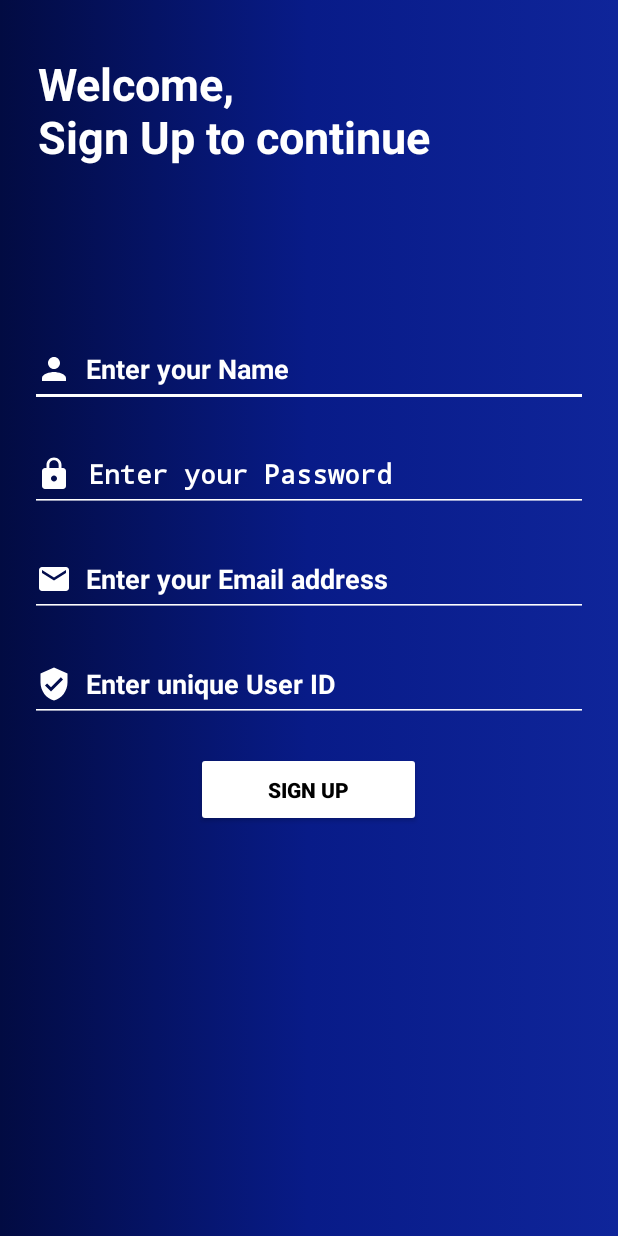
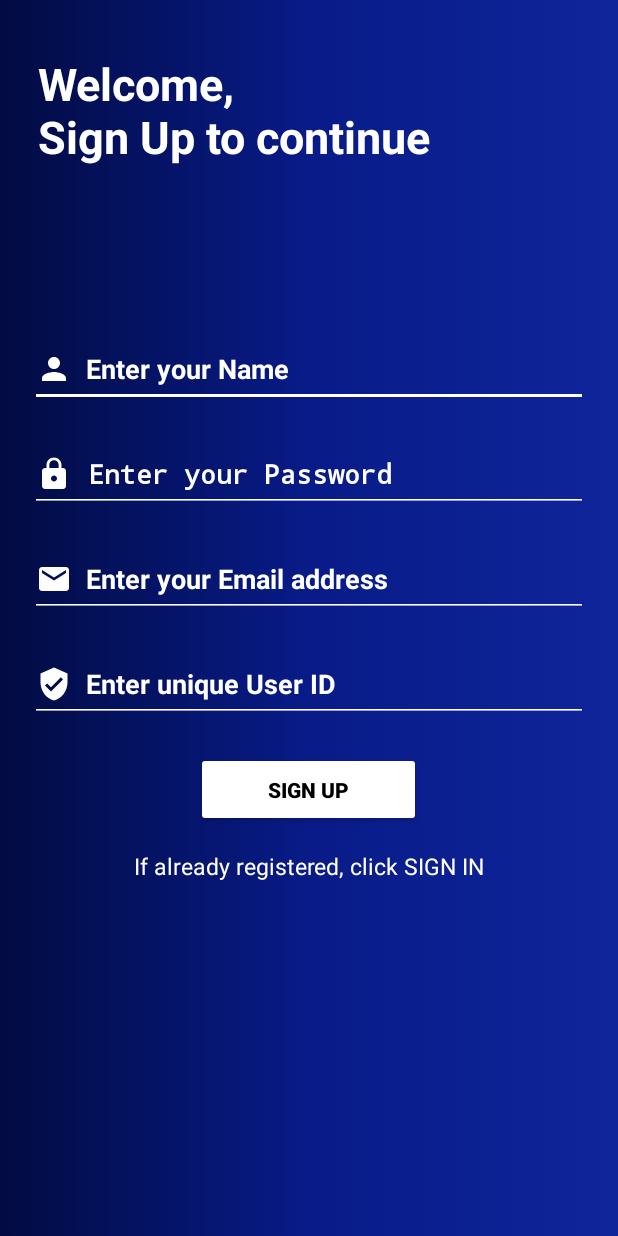
Before and after one commit to arunabha-mandal-1/app-dev-30-days, an Android app built with Jetpack Compose: the screen it shows after launch (MainActivity), after a tap on "SIGN UP", on a phone screen of 412 x 824 dp. Run offline under Robolectric (Android 15) with nearby library versions, the phone set to English and light mode, and no system bars; our stand-ins replace Firebase (no records; nobody signed in at launch, a user with empty details on screens opened directly).

```diff
--- a/Database/app/build.gradle
+++ b/Database/app/build.gradle
@@ -11,7 +11,7 @@ android {
     defaultConfig {
         applicationId "com.example.database"
         minSdk 21
-        targetSdk 34
+        targetSdk 33
         versionCode 1
         versionName "1.0"
 
@@ -62,6 +62,8 @@ dependencies {
     implementation 'com.google.firebase:firebase-database:20.2.2'
     implementation 'androidx.core:core-ktx:+'
     implementation 'com.google.firebase:firebase-database-ktx:20.2.2'
+    implementation 'androidx.appcompat:appcompat:1.6.1'
+    implementation 'androidx.constraintlayout:constraintlayout:2.1.4'
     testImplementation 'junit:junit:4.13.2'
     androidTestImplementation 'androidx.test.ext:junit:1.1.5'
     androidTestImplementation 'androidx.test.espresso:espresso-core:3.5.1'
--- a/Database/app/src/main/java/com/example/database/MainActivity.kt
+++ b/Database/app/src/main/java/com/example/database/MainActivity.kt
@@ -1,9 +1,11 @@
 package com.example.database
 
+import android.content.Intent
 import android.os.Bundle
 import android.util.Log
 import android.widget.Button
 import android.widget.EditText
+import android.widget.TextView
 import android.widget.Toast
 import androidx.activity.ComponentActivity
 import com.google.firebase.database.DatabaseReference
@@ -30,10 +32,10 @@ class MainActivity : ComponentActivity() {
             val user = User(etName, etEmail, password, uniqueId)
             database = FirebaseDatabase.getInstance().getReference("Users")
             database.child(uniqueId).setValue(user).addOnSuccessListener {
-                name.text.clear()
-                email.text.clear()
-                userId.text.clear()
-                userPassword.text.clear()
+                name.text?.clear()
+                email.text?.clear()
+                userId.text?.clear()
+                userPassword.text?.clear()
                 Toast.makeText(this, "User Registered", Toast.LENGTH_SHORT).show()
                 Log.i("Firebase", "$uniqueId added")
             }.addOnFailureListener {
@@ -41,5 +43,10 @@ class MainActivity : ComponentActivity() {
                 Log.i("Firebase", "Failed to add $uniqueId")
             }
         }
+        val signInText = findViewById<TextView>(R.id.tvSignIn)
+        signInText.setOnClickListener{
+            val intentSignIn = Intent(this, SignInActivity::class.java)
+            startActivity(intentSignIn)
+        }
     }
 }
--- a/Database/app/src/main/res/layout/activity_main.xml
+++ b/Database/app/src/main/res/layout/activity_main.xml
@@ -1,10 +1,12 @@
 <?xml version="1.0" encoding="utf-8"?>
 <LinearLayout xmlns:android="http://schemas.android.com/apk/res/android"
     xmlns:app="http://schemas.android.com/apk/res-auto"
+    xmlns:tools="http://schemas.android.com/tools"
     android:layout_width="match_parent"
     android:layout_height="match_parent"
     android:background="@drawable/signup_background"
-    android:orientation="vertical">
+    android:orientation="vertical"
+    tools:context=".SignInActivity">
 
     <TextView
         android:id="@+id/textView"
@@ -25,13 +27,13 @@
         android:layout_marginHorizontal="20dp"
         android:layout_marginVertical="10dp"
         android:backgroundTint="@color/white"
+        android:drawableStart="@drawable/baseline_person_24"
         android:ems="10"
         android:hint="  Enter your Name"
         android:inputType="text"
         android:textColor="@color/white"
         android:textColorHint="@color/white"
-        android:textStyle="bold"
-        android:drawableStart="@drawable/baseline_person_24"/>
+        android:textStyle="bold" />
 
     <EditText
         android:id="@+id/etPassword"
@@ -40,13 +42,13 @@
         android:layout_marginHorizontal="20dp"
         android:layout_marginVertical="10dp"
         android:backgroundTint="@color/white"
+        android:drawableStart="@drawable/baseline_lock_24"
         android:ems="10"
         android:hint=" Enter your Password"
         android:inputType="textPassword"
         android:textColor="@color/white"
         android:textColorHint="@color/white"
-        android:textStyle="bold"
-        android:drawableStart="@drawable/baseline_lock_24"/>
+        android:textStyle="bold" />
 
     <EditText
         android:id="@+id/etEmail"
@@ -55,13 +57,13 @@
         android:layout_marginHorizontal="20dp"
         android:layout_marginVertical="10dp"
         android:backgroundTint="@color/white"
+        android:drawableStart="@drawable/baseline_email_24"
         android:ems="10"
         android:hint="  Enter your Email address"
         android:inputType="textEmailAddress"
         android:textColor="@color/white"
         android:textColorHint="@color/white"
-        android:textStyle="bold"
-        android:drawableStart="@drawable/baseline_email_24"/>
+        android:textStyle="bold" />
 
     <EditText
         android:id="@+id/etUserID"
@@ -70,13 +72,13 @@
         android:layout_marginHorizontal="20dp"
         android:layout_marginVertical="10dp"
         android:backgroundTint="@color/white"
+        android:drawableStart="@drawable/baseline_verified_user_24"
         android:ems="10"
         android:hint="  Enter unique User ID"
         android:inputType="text"
         android:textColor="@color/white"
         android:textColorHint="@color/white"
-        android:textStyle="bold"
-        android:drawableStart="@drawable/baseline_verified_user_24"/>
+        android:textStyle="bold" />
 
     <Button
         android:id="@+id/btnSignUp"
@@ -84,10 +86,21 @@
         android:layout_height="50dp"
         android:layout_gravity="center"
         android:layout_marginTop="10dp"
+        android:backgroundTint="#FFFFFF"
         android:text="Sign Up"
-        android:textStyle="bold"
-        android:backgroundTint="#FFFFFF"
-        android:textColor="@color/black"/>
+        android:textColor="@color/black"
+        android:textStyle="bold" />
+
+    <TextView
+        android:id="@+id/tvSignIn"
+        android:layout_width="match_parent"
+        android:layout_height="wrap_content"
+        android:textColor="@color/white"
+        android:layout_gravity="center"
+        android:gravity="center"
+        android:layout_marginTop="15dp"
+        android:textSize="15dp"
+        android:text="If already registered, click SIGN IN" />
 
 
 </LinearLayout>
--- a/Database/app/src/main/res/values/themes.xml
+++ b/Database/app/src/main/res/values/themes.xml
@@ -1,5 +1,7 @@
 <?xml version="1.0" encoding="utf-8"?>
 <resources>
 
-    <style name="Theme.Database" parent="android:Theme.Material.Light.NoActionBar" />
+    <style name="Theme.Database" parent="Theme.AppCompat.NoActionBar">
+        <item name="android:statusBarColor">#0F259A</item>
+    </style>
 </resources>
```
Also changed, not shown: Database/app/src/main/AndroidManifest.xml (+11 -4 lines), Database/app/src/main/java/com/example/database/SignInActivity.kt (added, +60 -0 lines), Database/app/src/main/java/com/example/database/WelcomeActivity.kt (added, +24 -0 lines), Database/app/src/main/res/layout/activity_sign_in.xml (added, +51 -0 lines), Database/app/src/main/res/layout/activity_welcome.xml (added, +48 -0 lines), Database/app/src/main/res/drawable/signin_screen.png (deleted), Database/app/src/main/res/drawable/signup_screen.png (deleted), Database/gradle/wrapper/gradle-wrapper.properties.
